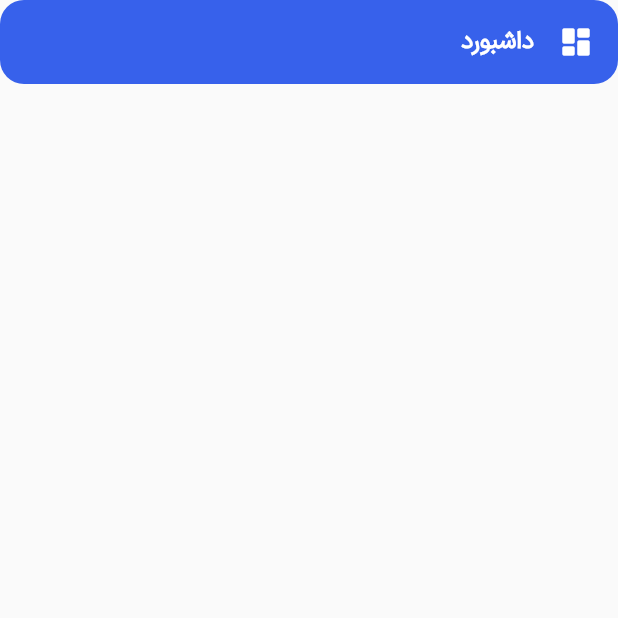
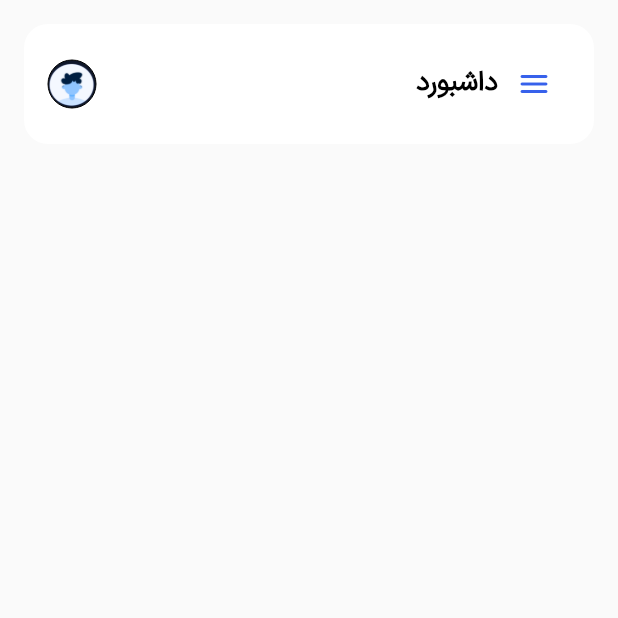
Before and after one commit to Mohammadfazel03/rokhshare-dashboard, a Flutter app: the screen it shows after launch, on a phone screen of 412 x 824 dp, the top half of it. Run offline on Flutter 3.47's test engine with Material 3 defaults, Android fonts, the phone set to English and light mode, and no system bars; our stand-ins replace fluttericon, font_awesome_flutter, responsive_framework.

Commit message:
[feat] added appbar

```diff
--- a/lib/home_page.dart
+++ b/lib/home_page.dart
@@ -17,12 +17,11 @@ class HomePage extends StatefulWidget {
 }
 
 class _HomePageState extends State<HomePage> {
-  late final StreamController<bool> c;
+  late final StreamController<bool> sidebarController;
 
   @override
   void initState() {
-    // TODO: implement initState
-    c = StreamController<bool>();
+    sidebarController = StreamController<bool>.broadcast();
     super.initState();
   }
 
@@ -36,27 +35,77 @@ class _HomePageState extends State<HomePage> {
         mainAxisAlignment: MainAxisAlignment.start,
         crossAxisAlignment: CrossAxisAlignment.stretch,
         children: [
-          if (width > 1024) ...[
-            SidebarMenu(
-              width: min(width / 3, 300),
-              backgroundColor: Theme.of(context).drawerTheme.backgroundColor!,
-              shape: Theme.of(context).drawerTheme.shape!,
-              padding: EdgeInsets.all(16),
-              child: Padding(
-                padding: const EdgeInsets.all(16),
-                child: SingleChildScrollView(
+          if (width > 1024) ...[sidebarMenu(height: height, width: width)],
+          Expanded(
             child: Column(
               mainAxisSize: MainAxisSize.max,
               mainAxisAlignment: MainAxisAlignment.start,
               crossAxisAlignment: CrossAxisAlignment.center,
               children: [
+                Padding(
+                  padding: const EdgeInsets.all(16),
+                  child: appbar(width: width, height: height),
+                )
+              ],
+            ),
+          )
+        ],
+      ),
+    );
+  }
+
+  Widget appbar({required int height, required int width}) {
+    return DecoratedBox(
+      decoration: BoxDecoration(
+          color: Theme.of(context).colorScheme.primaryContainer,
+          borderRadius: BorderRadius.circular(16),
+          boxShadow: [
+            BoxShadow(
+              color: Theme.of(context).scaffoldBackgroundColor,
+              blurRadius: 5,
+              spreadRadius: 1,
+            )
+          ]),
+      child: Padding(
+        padding: const EdgeInsets.all(16),
+        child: Row(
+          mainAxisSize: MainAxisSize.max,
+          mainAxisAlignment: MainAxisAlignment.spaceBetween,
+          crossAxisAlignment: CrossAxisAlignment.center,
+          children: [
+            Row(
+              mainAxisSize: MainAxisSize.min,
+              mainAxisAlignment: MainAxisAlignment.start,
+              crossAxisAlignment: CrossAxisAlignment.center,
+              children: [
+                if (width <= 1024) ...[
+                  IconButton(
+                      onPressed: () {
+                        sidebarController.add(true);
+                      },
+                      icon: Sidebar(
+                          controller: sidebarController,
+                          sidebarMenu:
+                              sidebarMenu(height: height, width: width),
+                          child: Icon(Icons.menu_rounded)))
+                ],
+                Text(
+                  "داشبورد",
+                  style: Theme.of(context).textTheme.headlineSmall,
+                )
+              ],
+            ),
+            Row(
+              mainAxisSize: MainAxisSize.min,
+              mainAxisAlignment: MainAxisAlignment.end,
+              crossAxisAlignment: CrossAxisAlignment.center,
+              children: [
                 SizedBox(
-                        width: min(min(width / 3, 300) / 2, 150),
-                        height: min(min(width / 3, 300) / 2, 150),
+                  width: 32,
+                  height: 32,
                   child: DecoratedBox(
                       decoration: BoxDecoration(
-                                borderRadius: BorderRadius.circular(
-                                    min(min(width / 3, 300) / 2, 150)),
+                          borderRadius: BorderRadius.circular(24),
                           color: Colors.white,
                           border: Border.all(width: 0),
                           image: DecorationImage(
@@ -66,66 +115,10 @@ class _HomePageState extends State<HomePage> {
                                 'assets/images/man.png',
                               )))),
                 ),
-                      SizedBox(height: 8),
-                      Text(
-                        'محمد صادق فاضل',
-                        style: Theme.of(context).textTheme.bodyLarge,
-                      ),
-                      Text(
-                        'email@email.com',
-                        style: Theme.of(context)
-                            .textTheme
-                            .bodyLarge
-                            ?.copyWith(fontSize: 13),
-                      ),
-                      SizedBox(height: 8),
-                      sidebarItem(
-                          selected: true,
-                          icon: Icons.dashboard_rounded,
-                          title: "داشبورد"),
-                      SizedBox(height: 8),
-                      sidebarItem(
-                          selected: false,
-                          icon: FontAwesome5.user,
-                          title: "کاربران"),
-                      SizedBox(height: 8),
-                      sidebarItem(
-                          selected: false,
-                          icon: FontAwesome5.ad,
-                          title: "تبلیغات"),
-                      SizedBox(height: 8),
-                      sidebarItem(
-                          selected: false,
-                          icon: FontAwesome.video,
-                          title: "فیلم و سریال"),
-                      SizedBox(height: 8),
               ],
             ),
-                ),
-              ),
-            )
-          ],
-          Expanded(
-            child: Column(
-              mainAxisSize: MainAxisSize.max,
-              mainAxisAlignment: MainAxisAlignment.start,
-              crossAxisAlignment: CrossAxisAlignment.center,
-              children: [
-                ListTile(
-                  title: Text(
-                    "داشبورد",
-                    style: Theme.of(context).textTheme.titleLarge,
-                  ),
-                  leading: Icon(
-                    Icons.dashboard_rounded,
-                    color: Colors.white,
-                  ),
-                  selected: true,
-                )
           ],
         ),
-          )
-        ],
       ),
     );
   }
@@ -170,4 +163,70 @@ class _HomePageState extends State<HomePage> {
       ),
     );
   }
+
+  SidebarMenu sidebarMenu({required int height, required int width}) {
+    return SidebarMenu(
+      width: min(width / 3 * 2, 300),
+      backgroundColor: Theme.of(context).drawerTheme.backgroundColor!,
+      shape: Theme.of(context).drawerTheme.shape!,
+      padding: EdgeInsets.all(16),
+      child: Padding(
+        padding: const EdgeInsets.all(16),
+        child: SingleChildScrollView(
+          child: Column(
+            mainAxisSize: MainAxisSize.max,
+            mainAxisAlignment: MainAxisAlignment.start,
+            crossAxisAlignment: CrossAxisAlignment.center,
+            children: [
+              SizedBox(
+                width: min(min(width / 3 * 2, 300) / 2, 150),
+                height: min(min(width / 3 * 2, 300) / 2, 150),
+                child: DecoratedBox(
+                    decoration: BoxDecoration(
+                        borderRadius: BorderRadius.circular(
+                            min(min(width / 3 * 2, 300) / 2, 150)),
+                        color: Colors.white,
+                        border: Border.all(width: 0),
+                        image: DecorationImage(
+                            // scale: 0.1,
+                            fit: BoxFit.fill,
+                            image: AssetImage(
+                              'assets/images/man.png',
+                            )))),
+              ),
+              SizedBox(height: 8),
+              Text(
+                'محمد صادق فاضل',
+                style: Theme.of(context).textTheme.bodyLarge,
+              ),
+              Text(
+                'email@email.com',
+                style: Theme.of(context)
+                    .textTheme
+                    .bodyLarge
+                    ?.copyWith(fontSize: 13),
+              ),
+              SizedBox(height: 8),
+              sidebarItem(
+                  selected: true,
+                  icon: Icons.dashboard_rounded,
+                  title: "داشبورد"),
+              SizedBox(height: 8),
+              sidebarItem(
+                  selected: false, icon: FontAwesome5.user, title: "کاربران"),
+              SizedBox(height: 8),
+              sidebarItem(
+                  selected: false, icon: FontAwesome5.ad, title: "تبلیغات"),
+              SizedBox(height: 8),
+              sidebarItem(
+                  selected: false,
+                  icon: FontAwesome.video,
+                  title: "فیلم و سریال"),
+              SizedBox(height: 8),
+            ],
+          ),
+        ),
+      ),
+    );
   }
+}
--- a/lib/main.dart
+++ b/lib/main.dart
@@ -20,6 +20,7 @@ class MyApp extends StatelessWidget {
       title: 'Flutter Demo',
       darkTheme: Themes.dark,
       theme: Themes.light,
+      themeMode: ThemeMode.light,
       locale: const Locale("fa", "IR"),
       localizationsDelegates: const [
         GlobalCupertinoLocalizations.delegate,
--- a/lib/sidebar.dart
+++ b/lib/sidebar.dart
@@ -4,20 +4,14 @@ import 'package:flutter/material.dart';
 
 class Sidebar extends StatefulWidget {
   final StreamController<bool> controller;
-  final double width;
-  final ShapeBorder shape;
-  final Color backgroundColor;
-  final EdgeInsetsGeometry padding;
+  final SidebarMenu sidebarMenu;
   final Widget? child;
 
-  const Sidebar(
-      {super.key,
-      required this.controller,
-      required this.width,
-      required this.shape,
-      required this.backgroundColor,
-      required this.padding,
-      this.child});
+  const Sidebar({
+    super.key,
+    required this.controller,
+    required this.sidebarMenu, this.child,
+  });
 
   @override
   State<Sidebar> createState() => _SidebarState();
@@ -27,11 +21,12 @@ class _SidebarState extends State<Sidebar> with SingleTickerProviderStateMixin {
   late final OverlayPortalController _overlayPortalController;
   late final Animation<double> _animation;
   late final AnimationController _animationController;
+  late final StreamSubscription _streamSubscription;
 
   @override
   void initState() {
     _overlayPortalController = OverlayPortalController();
-    widget.controller.stream.listen((event) {
+    _streamSubscription = widget.controller.stream.listen((event) {
       if (event) {
         _animationController.forward();
         _overlayPortalController.show();
@@ -66,7 +61,7 @@ class _SidebarState extends State<Sidebar> with SingleTickerProviderStateMixin {
             },
             child: DecoratedBox(
               decoration: BoxDecoration(
-                color: Colors.grey.withAlpha(150),
+                color: Theme.of(context).colorScheme.scrim.withOpacity(0.5),
               ),
               child: Stack(
                 children: [
@@ -76,25 +71,21 @@ class _SidebarState extends State<Sidebar> with SingleTickerProviderStateMixin {
                         return Positioned(
                             top: 0, right: _animation.value, child: child!);
                       },
-                      child: SidebarMenu(
-                        width: widget.width,
-                        backgroundColor: widget.backgroundColor,
-                        shape: widget.shape,
-                        padding: widget.padding,
-                        child: widget.child,
-                      ))
+                      child: widget.sidebarMenu)
                 ],
               ),
             ),
           ),
         );
       },
+      child: widget.child,
     );
   }
 
   @override
   void dispose() {
-    _animationController.dispose();
+   _animationController.dispose();
+   _streamSubscription.cancel();
     super.dispose();
   }
 }
@@ -124,9 +115,7 @@ class SidebarMenu extends StatelessWidget {
           height: MediaQuery.of(context).size.height - padding.vertical,
           width: width,
           child: DecoratedBox(
-            decoration: ShapeDecoration(
-                shape: shape,
-                color: backgroundColor),
+            decoration: ShapeDecoration(shape: shape, color: backgroundColor),
             child: child,
           ),
         ),
--- a/lib/themes.dart
+++ b/lib/themes.dart
@@ -3,31 +3,64 @@ import 'package:flutter/material.dart';
 class Themes {
   static final light = ThemeData(
     brightness: Brightness.light,
+    iconTheme: IconThemeData(color: Color.fromRGBO(55, 97, 235, 1)),
+    colorScheme: ColorScheme(
+        brightness: Brightness.light,
+        primary: Color.fromRGBO(55, 97, 235, 1),
+        onPrimary: Colors.white,
+        secondary: Color.fromRGBO(39, 46, 63, 1),
+        onSecondary: Colors.white,
+        error: Color.fromRGBO(215, 13, 13, 1),
+        onError: Colors.white,
+        background: Color.fromRGBO(250, 250, 250, 1),
+        onBackground: Colors.black,
+        surface: Colors.white,
+        onSurface: Color.fromRGBO(112, 116, 121, 1),
+        primaryContainer: Color.fromRGBO(255, 255, 255, 1.0)),
     scaffoldBackgroundColor: Color.fromRGBO(250, 250, 250, 1),
     drawerTheme: DrawerThemeData(
         backgroundColor: Color.fromRGBO(15, 23, 42, 1),
         shape: RoundedRectangleBorder(borderRadius: BorderRadius.circular(16))),
     listTileTheme: ListTileThemeData(
-      tileColor: Color.fromRGBO(15, 23, 42, 1),
-      selectedTileColor: Color.fromRGBO(55, 97, 235, 1),
-      minLeadingWidth: 10,
-      shape: RoundedRectangleBorder(borderRadius: BorderRadius.circular(16))
-    ),
+        tileColor: Color.fromRGBO(15, 23, 42, 1),
+        selectedTileColor: Color.fromRGBO(55, 97, 235, 1),
+        minLeadingWidth: 10,
+        shape: RoundedRectangleBorder(borderRadius: BorderRadius.circular(16))),
     textTheme: TextTheme(
-      bodyLarge: TextStyle(
-          color: Color.fromRGBO(174, 178, 187, 1.0),
-          fontFamily: 'iran-sans',
-          fontSize: 15),
+        headlineSmall: TextStyle(
+            color: Color.fromRGBO(0, 0, 0, 1.0),
+            fontFamily: 'iran-sans',
+            fontSize: 18,
+            fontWeight: FontWeight.bold
+        ),
       titleLarge: TextStyle(
           color: Color.fromRGBO(255, 255, 255, 1.0),
           fontFamily: 'iran-sans',
           fontSize: 16,
-          fontWeight: FontWeight.bold),
+      ),
+      bodyLarge: TextStyle(
+          color: Color.fromRGBO(175, 179, 188, 1.0),
+          fontFamily: 'iran-sans',
+          fontSize: 15),
     ),
   );
 
   static final dark = ThemeData(
       brightness: Brightness.dark,
+      iconTheme: IconThemeData(color: Color.fromRGBO(255, 255, 255, 1.0)),
+      colorScheme: ColorScheme(
+          brightness: Brightness.dark,
+          primary: Color.fromRGBO(35, 59, 141, 1.0),
+          onPrimary: Colors.white,
+          secondary: Color.fromRGBO(10, 19, 39, 1),
+          onSecondary: Colors.white,
+          error: Color.fromRGBO(215, 13, 13, 1),
+          onError: Colors.white,
+          background: Color.fromRGBO(13, 28, 60, 1),
+          onBackground: Colors.white,
+          surface: Color.fromRGBO(17, 35, 79, 1),
+          onSurface: Color.fromRGBO(238, 238, 238, 1),
+          primaryContainer: Color.fromRGBO(30, 47, 87, 1)),
       scaffoldBackgroundColor: Color.fromRGBO(13, 28, 60, 1),
       drawerTheme: DrawerThemeData(
           backgroundColor: Color.fromRGBO(15, 23, 42, 1),
@@ -40,14 +73,21 @@ class Themes {
         minLeadingWidth: 10,
       ),
       textTheme: TextTheme(
+        headlineSmall: TextStyle(
+            color: Color.fromRGBO(255, 255, 255, 1.0),
+            fontFamily: 'iran-sans',
+            fontSize: 18,
+            fontWeight: FontWeight.bold
+        ),
+        titleLarge: TextStyle(
+          color: Color.fromRGBO(255, 255, 255, 1.0),
+          fontFamily: 'iran-sans',
+          fontSize: 16,
+          fontWeight: FontWeight.normal
+        ),
         bodyLarge: TextStyle(
             color: Color.fromRGBO(174, 178, 187, 1.0),
             fontFamily: 'iran-sans',
             fontSize: 15),
-        titleLarge: TextStyle(
-            color: Color.fromRGBO(255, 255, 255, 1.0),
-            fontFamily: 'iran-sans',
-            fontSize: 16,
-            fontWeight: FontWeight.bold),
       ));
 }
```
Lines whose indentation alone changed are shown as unchanged.
